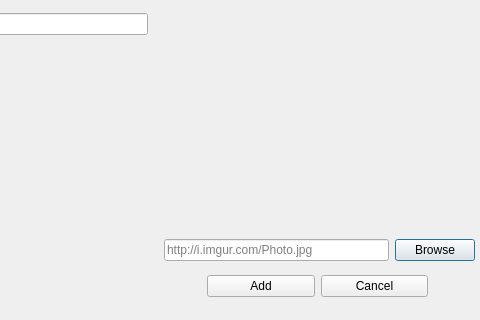
VLN-H7/Skil3, file ui/computerdialog.ui: the form before one commit; both pictures show x 253 to 733 and y 90 to 410 of the 733 by 410 pixel window.
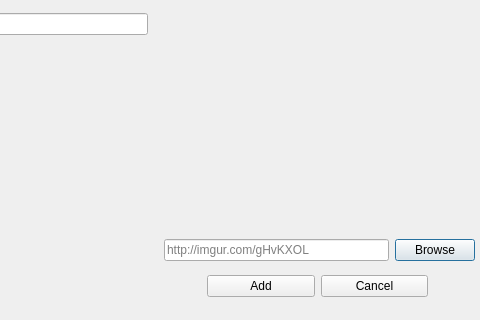
The form after the commit.

Commit message: slight imgur edit

Diff of the .ui file:
```diff
--- a/ui/computerdialog.ui
+++ b/ui/computerdialog.ui
@@ -181,7 +181,7 @@
     <item row="1" column="0">
      <widget class="QLineEdit" name="inputImage">
       <property name="placeholderText">
-       <string>http://i.imgur.com/Photo.jpg</string>
+       <string>http://imgur.com/gHvKXOL</string>
       </property>
      </widget>
     </item>
```
The commit also changes 1 other file.
